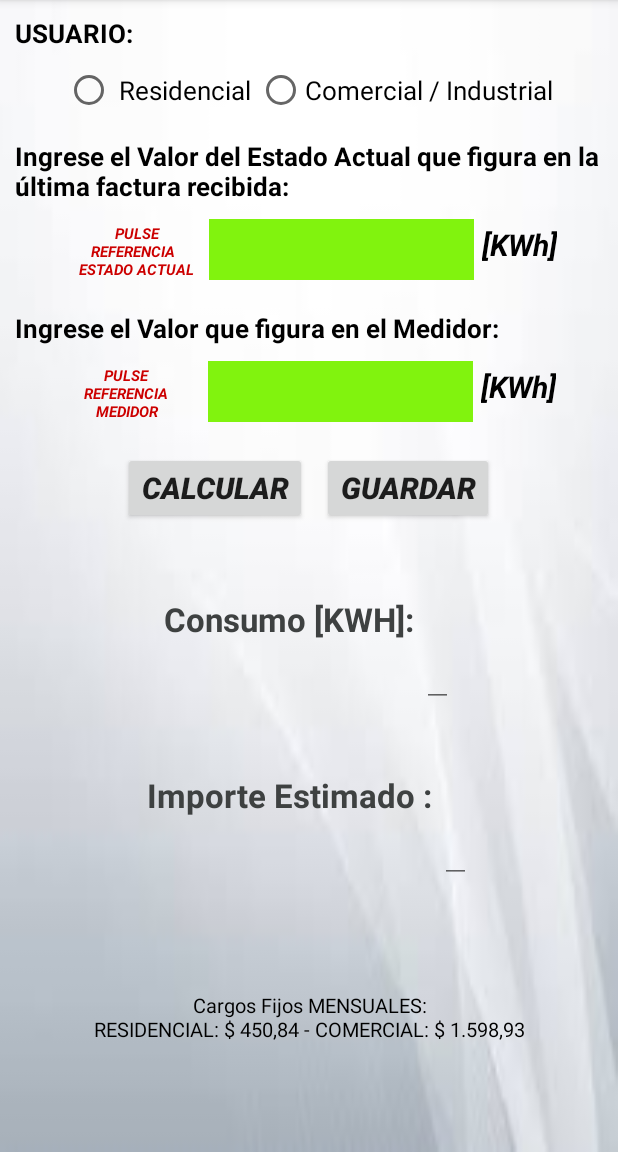
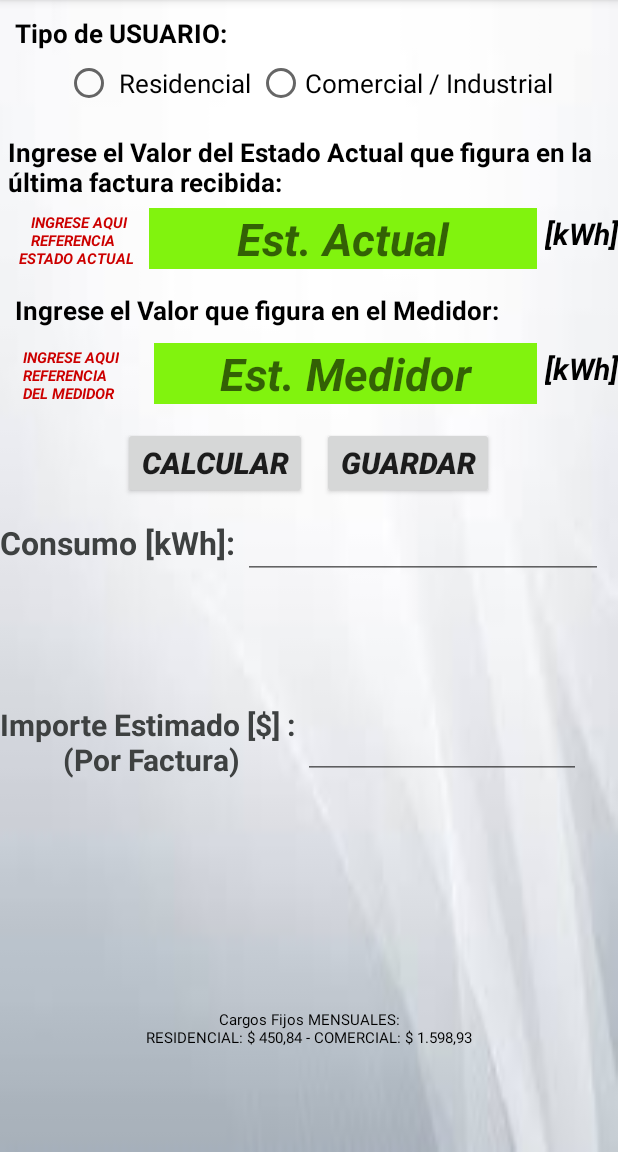
Before and after one commit to Dany-gh/controla-tu-consumo, an Android app: the screen it shows after launch (MainActivity), on a phone screen of 412 x 824 dp, the part 84-1236 px from its top. Run offline under Robolectric (Android 15) with nearby library versions, the phone set to English and light mode, and no system bars.

Commit message:
Se actualizo para calcular Facturas R y G con impuestos

```diff
--- a/app/build.gradle
+++ b/app/build.gradle
@@ -6,7 +6,7 @@ android {
         applicationId "app1.control.maria.prueba"
         minSdkVersion 15
         targetSdkVersion 30
-        versionCode 13
+        versionCode 14
         versionName "1.10"
         testInstrumentationRunner "android.support.test.runner.AndroidJUnitRunner"
     }
@@ -22,8 +22,9 @@ android {
 
 dependencies {
     implementation fileTree(include: ['*.jar'], dir: 'libs')
+    //noinspection GradleCompatible
     implementation 'com.android.support:appcompat-v7:28.0.0'
-    implementation 'com.android.support.constraint:constraint-layout:1.1.3'
+    implementation 'com.android.support.constraint:constraint-layout:2.0.4'
     testImplementation 'junit:junit:4.12'
     androidTestImplementation 'com.android.support.test:runner:1.0.2'
     androidTestImplementation 'com.android.support.test.espresso:espresso-core:3.0.2'
--- a/app/src/main/res/layout/activity_main.xml
+++ b/app/src/main/res/layout/activity_main.xml
@@ -13,6 +13,7 @@
         android:layout_height="wrap_content"
         android:layout_gravity="left"
         android:orientation="horizontal">
+
         <TextView
             android:id="@+id/usuario"
             android:layout_width="wrap_content"
@@ -20,7 +21,7 @@
             android:layout_marginLeft="10dp"
             android:layout_marginTop="10dp"
             android:layout_weight="0.1"
-            android:text="USUARIO:"
+            android:text="Tipo de USUARIO:"
             android:textColor="@android:color/black"
             android:textSize="17dp"
             android:textStyle="bold" />
@@ -30,7 +31,7 @@
         android:id="@+id/radioGroup"
         android:layout_width="match_parent"
         android:layout_height="wrap_content"
-        android:layout_marginTop="10dp"
+        android:layout_marginTop="5dp"
         android:layout_weight="0.1"
         android:gravity="center_horizontal"
         android:orientation="horizontal">
@@ -52,23 +53,22 @@
             android:textSize="17dp" />
     </RadioGroup>
 
-
     <TextView
         android:id="@+id/anterior"
-        android:layout_width="wrap_content"
+        android:layout_width="match_parent"
         android:layout_height="wrap_content"
-        android:layout_marginLeft="10dp"
-        android:layout_marginTop="10dp"
+        android:layout_marginLeft="5dp"
+        android:layout_marginTop="5dp"
         android:text="Ingrese el Valor del Estado Actual que figura en la última factura recibida:"
         android:textColor="@android:color/black"
         android:textSize="17dp"
         android:textStyle="bold" />
 
     <LinearLayout
-        android:layout_width="wrap_content"
+        android:layout_width="match_parent"
         android:layout_height="wrap_content"
         android:layout_gravity="center"
-        android:layout_marginTop="10dp"
+        android:layout_marginTop="5dp"
         android:orientation="horizontal">
 
         <TextView
@@ -78,7 +78,7 @@
             android:layout_gravity="bottom"
             android:layout_marginLeft="10dp"
             android:layout_marginTop="10dp"
-            android:text="          PULSE\n    REFERENCIA \n ESTADO ACTUAL"
+            android:text="    INGRESE AQUI\n    REFERENCIA \n ESTADO ACTUAL"
             android:textColor="@android:color/holo_red_dark"
             android:textSize="10dp"
             android:textStyle="bold|italic" />
@@ -94,6 +94,7 @@
             android:background="@color/colorPrimaryDark"
             android:ems="5"
             android:gravity="center"
+            android:hint="Est. Actual"
             android:inputType="number"
             android:textSize="30sp"
             android:textStyle="bold|italic" />
@@ -106,7 +107,7 @@
             android:layout_marginLeft="5dp"
             android:layout_marginTop="16dp"
             android:gravity="center"
-            android:text="[KWh]"
+            android:text="[kWh]"
             android:textColor="@android:color/black"
             android:textSize="20dp"
             android:textStyle="bold|italic" />
@@ -117,14 +118,14 @@
         android:layout_width="match_parent"
         android:layout_height="wrap_content"
         android:layout_marginLeft="10dp"
-        android:layout_marginTop="10dp"
+        android:layout_marginTop="5dp"
         android:text="Ingrese el Valor que figura en el Medidor:"
         android:textColor="@android:color/black"
         android:textSize="17dp"
         android:textStyle="bold" />
 
     <LinearLayout
-        android:layout_width="wrap_content"
+        android:layout_width="match_parent"
         android:layout_height="wrap_content"
         android:layout_gravity="center"
         android:layout_marginTop="10dp"
@@ -137,7 +138,7 @@
             android:layout_gravity="bottom"
             android:layout_marginLeft="10dp"
             android:layout_marginTop="10dp"
-            android:text="       PULSE\n  REFERENCIA \n     MEDIDOR"
+            android:text="  INGRESE AQUI\n  REFERENCIA \n  DEL MEDIDOR"
             android:textColor="@android:color/holo_red_dark"
             android:textSize="10dp"
             android:textStyle="bold|italic" />
@@ -153,6 +154,7 @@
             android:background="@color/colorPrimaryDark"
             android:ems="5"
             android:gravity="center"
+            android:hint="Est. Medidor"
             android:inputType="number"
             android:textSize="30sp"
             android:textStyle="bold|italic" />
@@ -165,18 +167,17 @@
             android:layout_marginLeft="5dp"
             android:layout_marginTop="16dp"
             android:gravity="center"
-            android:text="[KWh]"
+            android:text="[kWh]"
             android:textColor="@android:color/black"
             android:textSize="20dp"
             android:textStyle="bold|italic" />
     </LinearLayout>
 
-
     <LinearLayout
         android:layout_width="match_parent"
         android:layout_height="wrap_content"
         android:layout_gravity="center_horizontal"
-        android:layout_marginTop="10dp"
+        android:layout_marginTop="5dp"
         android:gravity="center"
         android:orientation="horizontal">
 
@@ -202,75 +203,72 @@
 
     <LinearLayout
         android:layout_width="match_parent"
-        android:layout_height="wrap_content"
-        android:layout_gravity="center"
+        android:layout_height="2dp"
         android:layout_marginTop="5dp"
         android:layout_weight="1"
-        android:gravity="center"
         android:orientation="horizontal">
 
         <TextView
             android:id="@+id/kwh"
             android:layout_width="wrap_content"
-            android:layout_height="match_parent"
-            android:layout_gravity="center"
+            android:layout_height="47dp"
+            android:layout_gravity="left"
             android:gravity="center"
-            android:text="Consumo [KWH]: "
+            android:text="Consumo [kWh]:"
             android:textColor="@color/colorPrimary"
-            android:textSize="22sp"
+            android:textSize="21sp"
             android:textStyle="bold" />
 
         <EditText
             android:id="@+id/resultadokwh"
-            android:layout_width="wrap_content"
-            android:layout_height="match_parent"
+            android:layout_width="240dp"
+            android:layout_height="wrap_content"
             android:layout_gravity="start"
+            android:layout_marginLeft="5dp"
             android:cursorVisible="false"
             android:focusable="auto"
             android:focusableInTouchMode="false"
             android:gravity="start"
             android:onClick="calcular"
-            android:textSize="25sp"
+            android:textSize="20sp"
             android:textStyle="bold" />
-
     </LinearLayout>
 
     <LinearLayout
         android:layout_width="match_parent"
-        android:layout_height="wrap_content"
-        android:layout_gravity="center"
+        android:layout_height="6dp"
         android:layout_weight="1"
-        android:gravity="center"
         android:orientation="horizontal">
 
         <TextView
             android:id="@+id/resulCosto"
             android:layout_width="wrap_content"
-            android:layout_height="match_parent"
-            android:layout_gravity="center"
+            android:layout_height="wrap_content"
+            android:layout_gravity="left"
             android:gravity="center"
-            android:text="Importe Estimado : "
+            android:text="Importe Estimado [$] :\n (Por Factura)"
             android:textColor="@color/colorPrimary"
-            android:textSize="22sp"
+            android:textSize="20sp"
             android:textStyle="bold" />
 
         <EditText
             android:id="@+id/resultado"
-            android:layout_width="wrap_content"
-            android:layout_height="match_parent"
+            android:layout_width="185dp"
+            android:layout_height="wrap_content"
             android:layout_gravity="start"
+            android:layout_marginLeft="5dp"
             android:cursorVisible="false"
             android:focusable="auto"
             android:focusableInTouchMode="false"
             android:gravity="start"
             android:onClick="calcular"
-            android:textSize="25sp"
+            android:textSize="22sp"
             android:textStyle="bold" />
     </LinearLayout>
 
     <LinearLayout
         android:layout_width="match_parent"
-        android:layout_height="wrap_content"
+        android:layout_height="33dp"
         android:layout_gravity="center"
         android:layout_weight="1"
         android:gravity="center"
@@ -278,14 +276,14 @@
 
         <TextView
             android:id="@+id/costoParcial"
-            android:layout_width="wrap_content"
-            android:layout_height="37dp"
+            android:layout_width="match_parent"
+            android:layout_height="40dp"
             android:layout_gravity="center"
             android:layout_marginVertical="40dp"
             android:gravity="center"
             android:text="Cargos Fijos MENSUALES:\nRESIDENCIAL: $ 450,84 - COMERCIAL: $ 1.598,93"
             android:textColor="@android:color/black"
-            android:textSize="13sp" />
+            android:textSize="10sp" />
     </LinearLayout>
 
 </LinearLayout>
```
Also changed, not shown: app/src/main/java/app1/control/maria/prueba/MainActivity.java (+95 -34 lines), app/src/main/res/layout/activity_ayuda.xml (+5 -5 lines).
